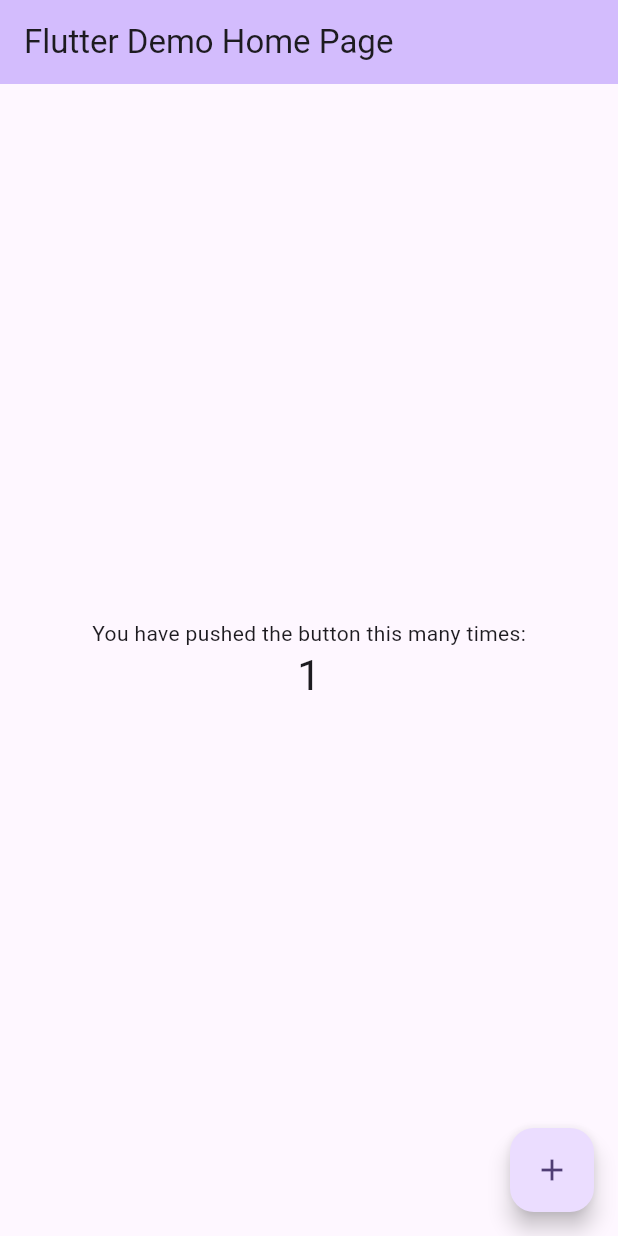
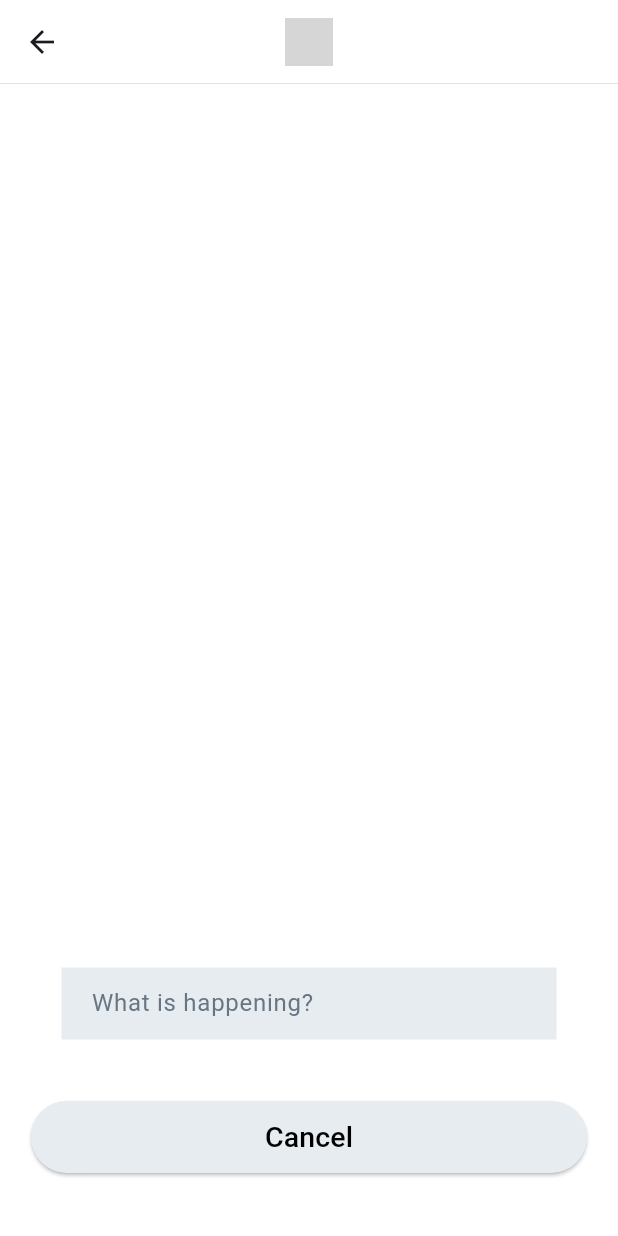
Before and after one commit to Flutter-gg-1/get_it-Assignment, a Flutter app: the screen it shows after launch, after a tap on the "add" icon, on a phone screen of 412 x 824 dp. Run offline on Flutter 3.47's test engine with Material 3 defaults, Android fonts, the phone set to English and light mode, and no system bars; our stand-ins replace icons_plus; grey boxes are pictures that could not be loaded.

Commit message:
Complete UI for the project

```diff
--- /dev/null
+++ b/lib/helper/extinsion/size_configration.dart
@@ -0,0 +1,6 @@
+import 'package:flutter/material.dart';
+
+extension SizeConfigration on BuildContext {
+  getWidth() => MediaQuery.of(this).size.width;
+  getHeight() => MediaQuery.of(this).size.height;
+}
--- a/lib/main.dart
+++ b/lib/main.dart
@@ -1,4 +1,5 @@
 import 'package:flutter/material.dart';
+import 'package:learn_get_it/src/home_screen.dart';
 
 void main() {
   runApp(const MyApp());
@@ -10,116 +11,9 @@
   // This widget is the root of your application.
   @override
   Widget build(BuildContext context) {
-    return MaterialApp(
-      title: 'Flutter Demo',
-      theme: ThemeData(
-        // This is the theme of your application.
-        //
-        // TRY THIS: Try running your application with "flutter run". You'll see
-        // the application has a purple toolbar. Then, without quitting the app,
-        // try changing the seedColor in the colorScheme below to Colors.green
-        // and then invoke "hot reload" (save your changes or press the "hot
-        // reload" button in a Flutter-supported IDE, or press "r" if you used
-        // the command line to start the app).
-        //
-        // Notice that the counter didn't reset back to zero; the application
-        // state is not lost during the reload. To reset the state, use hot
-        // restart instead.
-        //
-        // This works for code too, not just values: Most code changes can be
-        // tested with just a hot reload.
-        colorScheme: ColorScheme.fromSeed(seedColor: Colors.deepPurple),
-        useMaterial3: true,
-      ),
-      home: const MyHomePage(title: 'Flutter Demo Home Page'),
+    return const MaterialApp(
+      debugShowCheckedModeBanner: false,
+      home: HomeScreen(),
     );
   }
 }
-
-class MyHomePage extends StatefulWidget {
-  const MyHomePage({super.key, required this.title});
-
-  // This widget is the home page of your application. It is stateful, meaning
-  // that it has a State object (defined below) that contains fields that affect
-  // how it looks.
-
-  // This class is the configuration for the state. It holds the values (in this
-  // case the title) provided by the parent (in this case the App widget) and
-  // used by the build method of the State. Fields in a Widget subclass are
-  // always marked "final".
-
-  final String title;
-
-  @override
-  State<MyHomePage> createState() => _MyHomePageState();
-}
-
-class _MyHomePageState extends State<MyHomePage> {
-  int _counter = 0;
-
-  void _incrementCounter() {
-    setState(() {
-      // This call to setState tells the Flutter framework that something has
-      // changed in this State, which causes it to rerun the build method below
-      // so that the display can reflect the updated values. If we changed
-      // _counter without calling setState(), then the build method would not be
-      // called again, and so nothing would appear to happen.
-      _counter++;
-    });
-  }
-
-  @override
-  Widget build(BuildContext context) {
-    // This method is rerun every time setState is called, for instance as done
-    // by the _incrementCounter method above.
-    //
-    // The Flutter framework has been optimized to make rerunning build methods
-    // fast, so that you can just rebuild anything that needs updating rather
-    // than having to individually change instances of widgets.
-    return Scaffold(
-      appBar: AppBar(
-        // TRY THIS: Try changing the color here to a specific color (to
-        // Colors.amber, perhaps?) and trigger a hot reload to see the AppBar
-        // change color while the other colors stay the same.
-        backgroundColor: Theme.of(context).colorScheme.inversePrimary,
-        // Here we take the value from the MyHomePage object that was created by
-        // the App.build method, and use it to set our appbar title.
-        title: Text(widget.title),
-      ),
-      body: Center(
-        // Center is a layout widget. It takes a single child and positions it
-        // in the middle of the parent.
-        child: Column(
-          // Column is also a layout widget. It takes a list of children and
-          // arranges them vertically. By default, it sizes itself to fit its
-          // children horizontally, and tries to be as tall as its parent.
-          //
-          // Column has various properties to control how it sizes itself and
-          // how it positions its children. Here we use mainAxisAlignment to
-          // center the children vertically; the main axis here is the vertical
-          // axis because Columns are vertical (the cross axis would be
-          // horizontal).
-          //
-          // TRY THIS: Invoke "debug painting" (choose the "Toggle Debug Paint"
-          // action in the IDE, or press "p" in the console), to see the
-          // wireframe for each widget.
-          mainAxisAlignment: MainAxisAlignment.center,
-          children: <Widget>[
-            const Text(
-              'You have pushed the button this many times:',
-            ),
-            Text(
-              '$_counter',
-              style: Theme.of(context).textTheme.headlineMedium,
-            ),
-          ],
-        ),
-      ),
-      floatingActionButton: FloatingActionButton(
-        onPressed: _incrementCounter,
-        tooltip: 'Increment',
-        child: const Icon(Icons.add),
-      ), // This trailing comma makes auto-formatting nicer for build methods.
-    );
-  }
-}
--- /dev/null
+++ b/lib/src/home_screen.dart
@@ -0,0 +1,33 @@
+import 'package:flutter/material.dart';
+import 'package:icons_plus/icons_plus.dart';
+import 'package:learn_get_it/widget/button/floating_action.dart';
+
+class HomeScreen extends StatelessWidget {
+  const HomeScreen({super.key});
+
+  @override
+  Widget build(BuildContext context) {
+    return Scaffold(
+      backgroundColor: Colors.white,
+      floatingActionButtonLocation: FloatingActionButtonLocation.endFloat,
+      floatingActionButton: const Padding(
+        padding: EdgeInsets.only(bottom: 60),
+        child:  FloatinButton(),
+      ),
+      appBar: AppBar(
+        backgroundColor: Colors.white,
+        title: Brand(Brands.twitter),
+        centerTitle: true,
+        shape: LinearBorder.bottom(
+            side: const BorderSide(color: Colors.grey, width: 0.2)),
+      ),
+      body: const SafeArea(
+        child: SingleChildScrollView(
+          child: Column(
+            children: [],
+          ),
+        ),
+      ),
+    );
+  }
+}
--- /dev/null
+++ b/lib/src/post_screen.dart
@@ -0,0 +1,38 @@
+import 'package:flutter/material.dart';
+import 'package:icons_plus/icons_plus.dart';
+import 'package:learn_get_it/widget/button/long_button.dart';
+import 'package:learn_get_it/widget/feild/text_feild.dart';
+
+class PostScreen extends StatelessWidget {
+  const PostScreen({super.key});
+
+  @override
+  Widget build(BuildContext context) {
+    return Scaffold(
+      backgroundColor: Colors.white,
+      appBar: AppBar(
+        backgroundColor: Colors.white,
+        title: Brand(Brands.twitter),
+        centerTitle: true,
+        shape: LinearBorder.bottom(
+            side: const BorderSide(color: Colors.grey, width: 0.2)),
+      ),
+      body: const SafeArea(
+        child: Padding(
+          padding: EdgeInsets.symmetric(vertical: 42),
+          child: Column(
+            mainAxisAlignment: MainAxisAlignment.end,
+            children: [
+              CustomTextFeild(
+                hintText: 'What is happening?',
+              ),
+              LongButton(
+                title: 'Cancel',
+              )
+            ],
+          ),
+        ),
+      ),
+    );
+  }
+}
--- /dev/null
+++ b/lib/widget/button/floating_action.dart
@@ -0,0 +1,39 @@
+import 'package:flutter/material.dart';
+import 'package:icons_plus/icons_plus.dart';
+import 'package:learn_get_it/src/post_screen.dart';
+
+class FloatinButton extends StatelessWidget {
+  const FloatinButton({
+    super.key,
+  });
+
+  @override
+  Widget build(BuildContext context) {
+    return FloatingActionButton(
+      onPressed: () {
+        Navigator.push(
+            context,
+            MaterialPageRoute(
+              builder: (context) => const PostScreen(),
+            ));
+      },
+      shape: const CircleBorder(),
+      backgroundColor: const Color.fromARGB(255, 30, 124, 212),
+      child: const Row(
+        mainAxisAlignment: MainAxisAlignment.center,
+        children: [
+          Icon(
+            Icons.add,
+            size: 16,
+            color: Colors.white,
+          ),
+          Icon(
+            Bootstrap.feather,
+            color: Colors.white,
+            weight: 6,
+          ),
+        ],
+      ),
+    );
+  }
+}
--- /dev/null
+++ b/lib/widget/button/long_button.dart
@@ -0,0 +1,25 @@
+import 'package:flutter/material.dart';
+import 'package:learn_get_it/helper/extinsion/size_configration.dart';
+
+class LongButton extends StatelessWidget {
+  final String title;
+  const LongButton({
+    super.key,
+    required this.title,
+  });
+
+  @override
+  Widget build(BuildContext context) {
+    return ElevatedButton(
+      onPressed: () {},
+      style: ElevatedButton.styleFrom(
+        fixedSize: Size(context.getWidth() * 0.9, 48),
+        backgroundColor: const Color(0xFFE7ECF0),
+      ),
+      child: Text(
+        title,
+        style: const TextStyle(color: Colors.black, fontSize: 19),
+      ),
+    );
+  }
+}
--- /dev/null
+++ b/lib/widget/feild/text_feild.dart
@@ -0,0 +1,27 @@
+
+import 'package:flutter/material.dart';
+
+class CustomTextFeild extends StatelessWidget {
+  final String? hintText;
+  const CustomTextFeild({
+    super.key,
+    this.hintText,
+  });
+
+  @override
+  Widget build(BuildContext context) {
+    return Container(
+      margin: const EdgeInsets.all(41),
+      color: const Color(0xFFE7ECF0),
+      child: TextField(
+        decoration: InputDecoration(
+          hintText: hintText,
+          hintStyle: const TextStyle(color: Color(0xFF687684)),
+          enabledBorder: InputBorder.none,
+          border: const OutlineInputBorder(),
+          contentPadding: const EdgeInsets.only(left: 20),
+        ),
+      ),
+    );
+  }
+}
--- a/pubspec.yaml
+++ b/pubspec.yaml
@@ -35,6 +35,7 @@ dependencies:
   # The following adds the Cupertino Icons font to your application.
   # Use with the CupertinoIcons class for iOS style icons.
   cupertino_icons: ^1.0.8
+  icons_plus: ^5.0.0
 
 dev_dependencies:
   flutter_test:
```
Also changed, not shown: pubspec.lock.
